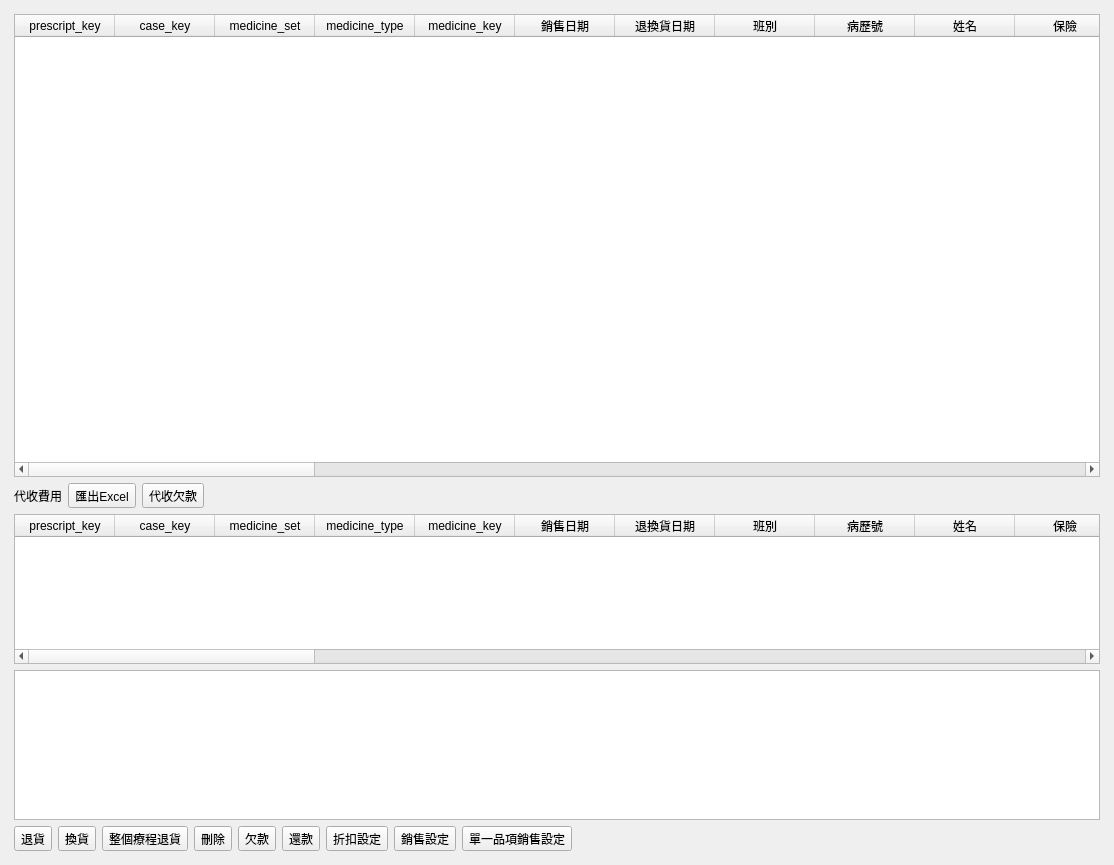
Old version of the form ui/purchase_records_list.ui in the repository picacat/pymedical.
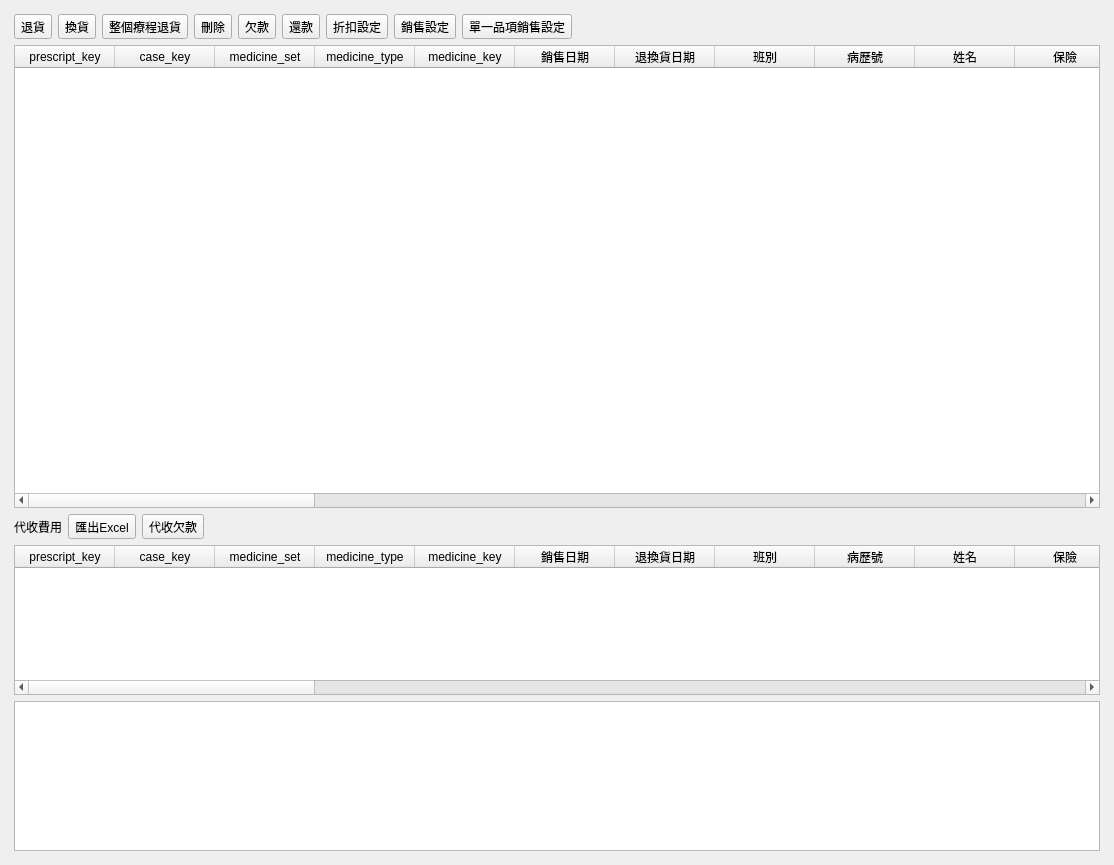
New version of the form. Icons and pictures are not drawn.

Diff of the .ui file:
```diff
--- a/ui/purchase_records_list.ui
+++ b/ui/purchase_records_list.ui
@@ -29,6 +29,149 @@
       <property name="bottomMargin">
        <number>5</number>
       </property>
+      <item>
+       <layout class="QHBoxLayout" name="horizontalLayout_3">
+        <item>
+         <widget class="QToolButton" name="toolButton_return">
+          <property name="text">
+           <string>退貨</string>
+          </property>
+          <property name="icon">
+           <iconset>
+            <normaloff>../icons/gtk-redo-ltr.svg</normaloff>../icons/gtk-redo-ltr.svg</iconset>
+          </property>
+          <property name="toolButtonStyle">
+           <enum>Qt::ToolButtonTextBesideIcon</enum>
+          </property>
+         </widget>
+        </item>
+        <item>
+         <widget class="QToolButton" name="toolButton_exchange">
+          <property name="text">
+           <string>換貨</string>
+          </property>
+          <property name="icon">
+           <iconset>
+            <normaloff>../icons/gtk-refresh.svg</normaloff>../icons/gtk-refresh.svg</iconset>
+          </property>
+          <property name="toolButtonStyle">
+           <enum>Qt::ToolButtonTextBesideIcon</enum>
+          </property>
+         </widget>
+        </item>
+        <item>
+         <widget class="QToolButton" name="toolButton_return_course">
+          <property name="text">
+           <string>整個療程退貨</string>
+          </property>
+          <property name="icon">
+           <iconset>
+            <normaloff>../icons/gtk-undo-ltr.svg</normaloff>../icons/gtk-undo-ltr.svg</iconset>
+          </property>
+          <property name="toolButtonStyle">
+           <enum>Qt::ToolButtonTextBesideIcon</enum>
+          </property>
+         </widget>
+        </item>
+        <item>
+         <widget class="QToolButton" name="toolButton_delete">
+          <property name="text">
+           <string>刪除</string>
+          </property>
+          <property name="icon">
+           <iconset>
+            <normaloff>../icons/button_cancel.svg</normaloff>../icons/button_cancel.svg</iconset>
+          </property>
+          <property name="toolButtonStyle">
+           <enum>Qt::ToolButtonTextBesideIcon</enum>
+          </property>
+         </widget>
+        </item>
+        <item>
+         <widget class="QToolButton" name="toolButton_set_debt">
+          <property name="text">
+           <string>欠款</string>
+          </property>
+          <property name="icon">
+           <iconset>
+            <normaloff>../icons/task-attention.png</normaloff>../icons/task-attention.png</iconset>
+          </property>
+          <property name="toolButtonStyle">
+           <enum>Qt::ToolButtonTextBesideIcon</enum>
+          </property>
+         </widget>
+        </item>
+        <item>
+         <widget class="QToolButton" name="toolButton_repayment">
+          <property name="text">
+           <string>還款</string>
+          </property>
+          <property name="icon">
+           <iconset>
+            <normaloff>../icons/gtk-refresh.svg</normaloff>../icons/gtk-refresh.svg</iconset>
+          </property>
+          <property name="toolButtonStyle">
+           <enum>Qt::ToolButtonTextBesideIcon</enum>
+          </property>
+         </widget>
+        </item>
+        <item>
+         <widget class="QToolButton" name="toolButton_set_discount">
+          <property name="text">
+           <string>折扣設定</string>
+          </property>
+          <property name="icon">
+           <iconset>
+            <normaloff>../icons/help-about.png</normaloff>../icons/help-about.png</iconset>
+          </property>
+          <property name="toolButtonStyle">
+           <enum>Qt::ToolButtonTextBesideIcon</enum>
+          </property>
+         </widget>
+        </item>
+        <item>
+         <widget class="QToolButton" name="toolButton_set_person">
+          <property name="text">
+           <string>銷售設定</string>
+          </property>
+          <property name="icon">
+           <iconset>
+            <normaloff>../icons/system-users.png</normaloff>../icons/system-users.png</iconset>
+          </property>
+          <property name="toolButtonStyle">
+           <enum>Qt::ToolButtonTextBesideIcon</enum>
+          </property>
+         </widget>
+        </item>
+        <item>
+         <widget class="QToolButton" name="toolButton_set_single_person">
+          <property name="text">
+           <string>單一品項銷售設定</string>
+          </property>
+          <property name="icon">
+           <iconset>
+            <normaloff>../icons/user-info.png</normaloff>../icons/user-info.png</iconset>
+          </property>
+          <property name="toolButtonStyle">
+           <enum>Qt::ToolButtonTextBesideIcon</enum>
+          </property>
+         </widget>
+        </item>
+        <item>
+         <spacer name="horizontalSpacer_2">
+          <property name="orientation">
+           <enum>Qt::Horizontal</enum>
+          </property>
+          <property name="sizeHint" stdset="0">
+           <size>
+            <width>40</width>
+            <height>20</height>
+           </size>
+          </property>
+         </spacer>
+        </item>
+       </layout>
+      </item>
       <item>
        <widget class="QTableWidget" name="tableWidget_self_prescript">
         <property name="editTriggers">
@@ -509,151 +652,7 @@
        </widget>
       </item>
       <item>
-       <layout class="QHBoxLayout" name="horizontalLayout_2">
-        <item>
-         <layout class="QHBoxLayout" name="horizontalLayout_3">
-          <item>
-           <widget class="QToolButton" name="toolButton_return">
-            <property name="text">
-             <string>退貨</string>
-            </property>
-            <property name="icon">
-             <iconset>
-              <normaloff>../icons/gtk-redo-ltr.svg</normaloff>../icons/gtk-redo-ltr.svg</iconset>
-            </property>
-            <property name="toolButtonStyle">
-             <enum>Qt::ToolButtonTextBesideIcon</enum>
-            </property>
-           </widget>
-          </item>
-          <item>
-           <widget class="QToolButton" name="toolButton_exchange">
-            <property name="text">
-             <string>換貨</string>
-            </property>
-            <property name="icon">
-             <iconset>
-              <normaloff>../icons/gtk-refresh.svg</normaloff>../icons/gtk-refresh.svg</iconset>
-            </property>
-            <property name="toolButtonStyle">
-             <enum>Qt::ToolButtonTextBesideIcon</enum>
-            </property>
-           </widget>
-          </item>
-          <item>
-           <widget class="QToolButton" name="toolButton_return_course">
-            <property name="text">
-             <string>整個療程退貨</string>
-            </property>
-            <property name="icon">
-             <iconset>
-              <normaloff>../icons/gtk-undo-ltr.svg</normaloff>../icons/gtk-undo-ltr.svg</iconset>
-            </property>
-            <property name="toolButtonStyle">
-             <enum>Qt::ToolButtonTextBesideIcon</enum>
-            </property>
-           </widget>
-          </item>
-          <item>
-           <widget class="QToolButton" name="toolButton_delete">
-            <property name="text">
-             <string>刪除</string>
-            </property>
-            <property name="icon">
-             <iconset>
-              <normaloff>../icons/button_cancel.svg</normaloff>../icons/button_cancel.svg</iconset>
-            </property>
-            <property name="toolButtonStyle">
-             <enum>Qt::ToolButtonTextBesideIcon</enum>
-            </property>
-           </widget>
-          </item>
-          <item>
-           <widget class="QToolButton" name="toolButton_set_debt">
-            <property name="text">
-             <string>欠款</string>
-            </property>
-            <property name="icon">
-             <iconset>
-              <normaloff>../icons/task-attention.png</normaloff>../icons/task-attention.png</iconset>
-            </property>
-            <property name="toolButtonStyle">
-             <enum>Qt::ToolButtonTextBesideIcon</enum>
-            </property>
-           </widget>
-          </item>
-          <item>
-           <widget class="QToolButton" name="toolButton_repayment">
-            <property name="text">
-             <string>還款</string>
-            </property>
-            <property name="icon">
-             <iconset>
-              <normaloff>../icons/gtk-refresh.svg</normaloff>../icons/gtk-refresh.svg</iconset>
-            </property>
-            <property name="toolButtonStyle">
-             <enum>Qt::ToolButtonTextBesideIcon</enum>
-            </property>
-           </widget>
-          </item>
-          <item>
-           <widget class="QToolButton" name="toolButton_set_discount">
-            <property name="text">
-             <string>折扣設定</string>
-            </property>
-            <property name="icon">
-             <iconset>
-              <normaloff>../icons/help-about.png</normaloff>../icons/help-about.png</iconset>
-            </property>
-            <property name="toolButtonStyle">
-             <enum>Qt::ToolButtonTextBesideIcon</enum>
-            </property>
-           </widget>
-          </item>
-          <item>
-           <widget class="QToolButton" name="toolButton_set_person">
-            <property name="text">
-             <string>銷售設定</string>
-            </property>
-            <property name="icon">
-             <iconset>
-              <normaloff>../icons/system-users.png</normaloff>../icons/system-users.png</iconset>
-            </property>
-            <property name="toolButtonStyle">
-             <enum>Qt::ToolButtonTextBesideIcon</enum>
-            </property>
-           </widget>
-          </item>
-          <item>
-           <widget class="QToolButton" name="toolButton_set_single_person">
-            <property name="text">
-             <string>單一品項銷售設定</string>
-            </property>
-            <property name="icon">
-             <iconset>
-              <normaloff>../icons/user-info.png</normaloff>../icons/user-info.png</iconset>
-            </property>
-            <property name="toolButtonStyle">
-             <enum>Qt::ToolButtonTextBesideIcon</enum>
-            </property>
-           </widget>
-          </item>
-          <item>
-           <spacer name="horizontalSpacer_2">
-            <property name="orientation">
-             <enum>Qt::Horizontal</enum>
-            </property>
-            <property name="sizeHint" stdset="0">
-             <size>
-              <width>40</width>
-              <height>20</height>
-             </size>
-            </property>
-           </spacer>
-          </item>
-         </layout>
-        </item>
-       </layout>
+       <layout class="QHBoxLayout" name="horizontalLayout_2"/>
       </item>
      </layout>
     </item>
```
